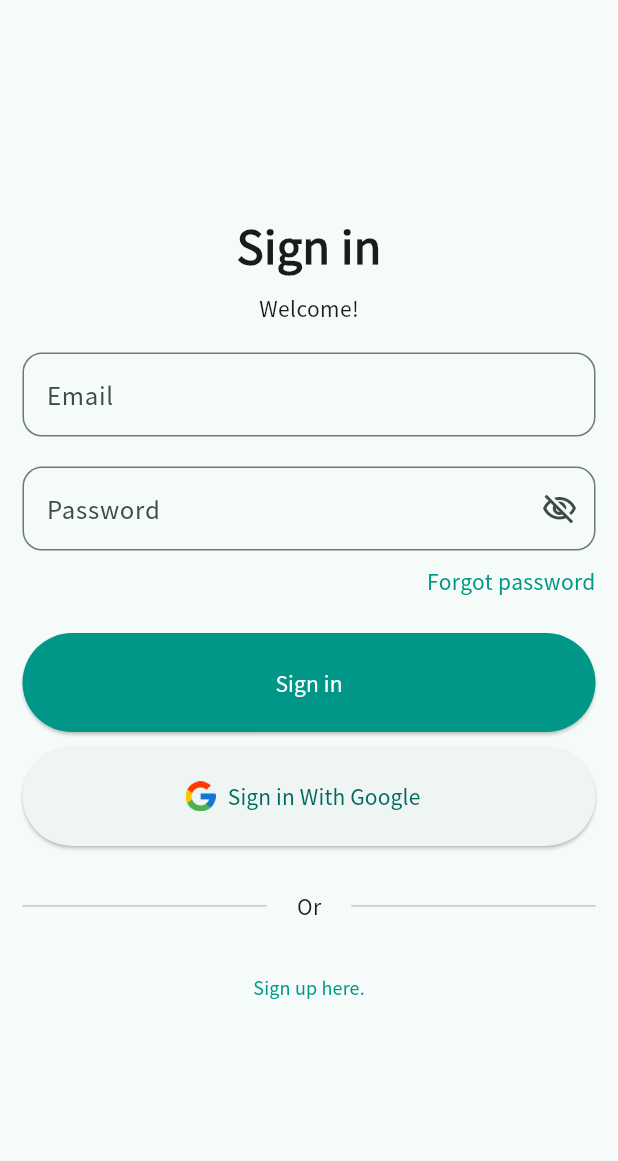
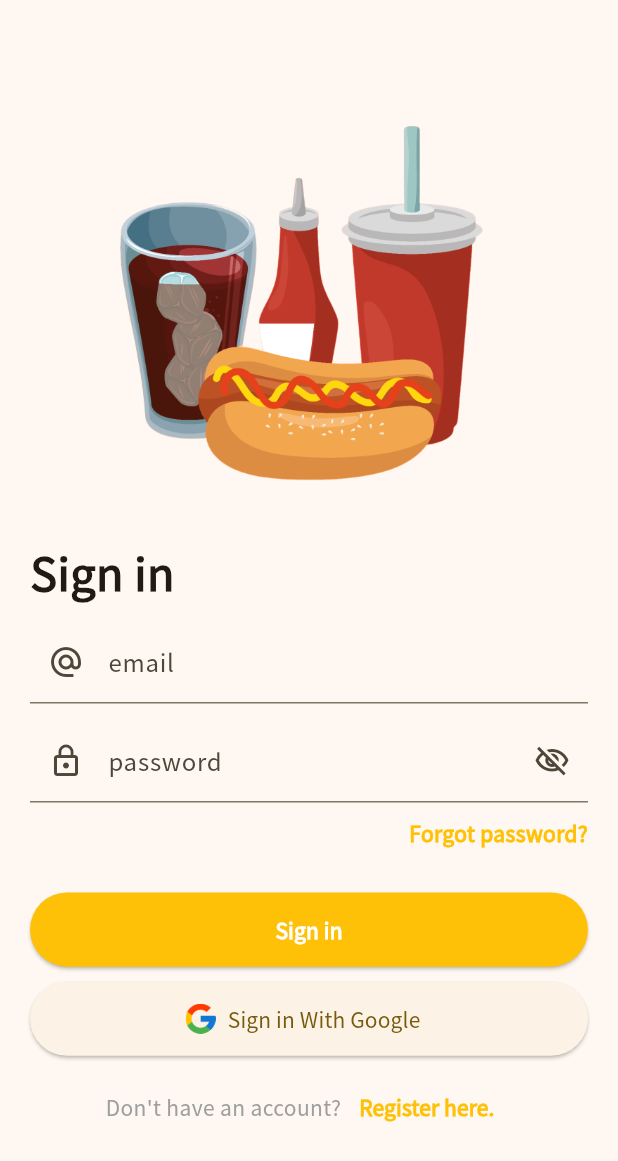
Before and after one commit to dna2121/flutter-firebase-auth, a Flutter app: the screen it shows after launch, on a phone screen of 412 x 824 dp. Shown: the top 1161 px of the screen. Run offline on Flutter 3.47's test engine with Material 2 defaults, Android fonts, the light colour scheme and no system bars; our stand-ins replace firebase_auth, firebase_core, get; accounts and stored records are empty.

Commit message:
update signin ui

```diff
--- a/lib/auth/views/signin_page.dart
+++ b/lib/auth/views/signin_page.dart
@@ -9,123 +9,126 @@ class SigninPage extends StatelessWidget {
     var isPasswordHidden = true.obs;
 
     return Scaffold(
-      body: Center(
-        child: SingleChildScrollView(
-          child: Padding(
-            padding: const EdgeInsets.symmetric(horizontal: 15),
-            child: SizedBox(
-              width: 500,
+      body: SingleChildScrollView(
+        child: Center(
           child: Column(
-                mainAxisAlignment: MainAxisAlignment.center,
-                crossAxisAlignment: CrossAxisAlignment.center,
             children: [
-                  const SizedBox(height: 25),
-                  const Text(
-                    "Sign in",
-                    style: TextStyle(fontSize: 30, fontWeight: FontWeight.w600),
+              const SizedBox(
+                height: 60,
+              ),
+              Image.asset('assets/images/signin.png', height: 300),
+              const Padding(
+                padding: EdgeInsets.symmetric(horizontal: 20),
+                child: Align(
+                  alignment: Alignment.centerLeft,
+                  child: Text("Sign in",
+                      style:
+                          TextStyle(fontSize: 30, fontWeight: FontWeight.w700)),
+                ),
               ),
               const SizedBox(height: 10),
-                  const Text("Welcome!"),
-                  const SizedBox(height: 20),
-                  TextFormField(
+              Padding(
+                padding: const EdgeInsets.symmetric(horizontal: 20),
+                child: TextFormField(
                   keyboardType: TextInputType.emailAddress,
-                    decoration: InputDecoration(
-                      labelText: "Email",
-                      focusedBorder: OutlineInputBorder(
-                        borderSide: const BorderSide(color: Colors.grey),
-                        borderRadius: BorderRadius.circular(13),
-                      ),
-                      border: OutlineInputBorder(
-                        borderSide: const BorderSide(color: Colors.grey),
-                        borderRadius: BorderRadius.circular(13),
+                  decoration: const InputDecoration(
+                    labelText: "email",
+                    prefixIcon: Icon(Icons.alternate_email),
                   ),
                 ),
               ),
-                  const SizedBox(height: 20),
+              const SizedBox(height: 10),
               Obx(
-                    () => TextFormField(
-                      keyboardType: TextInputType.emailAddress,
+                () => Padding(
+                  padding: const EdgeInsets.symmetric(horizontal: 20),
+                  child: TextFormField(
                     obscureText: isPasswordHidden.value,
                     decoration: InputDecoration(
-                        labelText: "Password",
+                      labelText: "password",
+                      prefixIcon: const Icon(Icons.lock_outline),
                       suffixIcon: IconButton(
                         onPressed: () {
                           isPasswordHidden.value = !isPasswordHidden.value;
                         },
                         icon: Icon(isPasswordHidden.value
                             ? Icons.visibility_off_outlined
-                                : Icons.visibility_outlined)),
-                        focusedBorder: OutlineInputBorder(
-                          borderSide: const BorderSide(color: Colors.grey),
-                          borderRadius: BorderRadius.circular(13),
+                            : Icons.visibility_outlined),
                       ),
-                        border: OutlineInputBorder(
-                          borderSide: const BorderSide(color: Colors.grey),
-                          borderRadius: BorderRadius.circular(13),
                     ),
                   ),
                 ),
               ),
               const SizedBox(height: 10),
-                  Align(
+              Padding(
+                padding: const EdgeInsets.symmetric(horizontal: 20),
+                child: Align(
                   alignment: Alignment.centerRight,
                   child: InkWell(
                     onTap: () => Get.toNamed('/forgotpassword'),
                     hoverColor: Colors.transparent,
+                    highlightColor: Colors.transparent,
+                    splashColor: Colors.transparent,
                     child: const Text(
-                        "Forgot password",
-                        style: TextStyle(color: Colors.teal),
+                      "Forgot password?",
+                      style: TextStyle(
+                          color: Colors.amber, fontWeight: FontWeight.bold),
                     ),
                   ),
                 ),
-                  const SizedBox(height: 25),
-                  ElevatedButton(
+              ),
+              const SizedBox(height: 30),
+              Padding(
+                  padding: const EdgeInsets.symmetric(horizontal: 20),
+                  child: ElevatedButton(
+                    onPressed: () {},
                     style: ElevatedButton.styleFrom(
-                      backgroundColor: Colors.teal,
-                      foregroundColor: Colors.white,
+                        backgroundColor: Colors.amber,
                         minimumSize: Size(MediaQuery.of(context).size.width * 1,
-                          MediaQuery.of(context).size.height * 0.08),
+                            MediaQuery.of(context).size.height * 0.06)),
+                    child: const Text(
+                      "Sign in",
+                      style: TextStyle(
+                          color: Colors.white, fontWeight: FontWeight.bold),
                     ),
-                    onPressed: () {},
-                    child: const Text("Sign in"),
-                  ),
+                  )),
               const SizedBox(height: 10),
-                  ElevatedButton.icon(
+              Padding(
+                padding: const EdgeInsets.symmetric(horizontal: 20),
+                child: ElevatedButton.icon(
                     style: ElevatedButton.styleFrom(
                         minimumSize: Size(MediaQuery.of(context).size.width * 1,
-                            MediaQuery.of(context).size.height * 0.08),
-                      ),
+                            MediaQuery.of(context).size.height * 0.06)),
                     onPressed: () {},
                     icon: Image.asset(
                       'assets/images/google.png',
                       height: 20,
                     ),
                     label: const Text("Sign in With Google")),
-                  const SizedBox(height: 30),
-                  const Row(
+              ),
+              const SizedBox(height: 10),
+              Row(
+                crossAxisAlignment: CrossAxisAlignment.center,
+                mainAxisAlignment: MainAxisAlignment.center,
                 children: [
-                      Expanded(child: Divider()),
-                      SizedBox(width: 20),
-                      Text("Or"),
-                      SizedBox(width: 20),
-                      Expanded(child: Divider()),
-                    ],
+                  const Text(
+                    "Don't have an account?",
+                    style: TextStyle(color: Colors.grey),
                   ),
-                  const SizedBox(height: 20),
                   TextButton(
                     onPressed: () => Get.toNamed('/signup'),
                     child: const Text(
-                      "Sign up here.",
-                      style: TextStyle(fontSize: 12, color: Colors.teal),
+                      "Register here.",
+                      style: TextStyle(
+                          color: Colors.amber, fontWeight: FontWeight.bold),
                     ),
+                  ),
+                ],
               ),
               const SizedBox(height: 25),
             ],
           ),
         ),
       ),
-        ),
-      ),
     );
   }
 }
--- a/lib/main.dart
+++ b/lib/main.dart
@@ -25,7 +25,11 @@ class MyApp extends StatelessWidget {
     return GetMaterialApp(
       debugShowCheckedModeBanner: false,
       theme: ThemeData(
-        colorScheme: ColorScheme.fromSeed(seedColor: Colors.teal),
+        appBarTheme: const AppBarTheme(backgroundColor: Colors.white),
+        colorScheme: ColorScheme.fromSeed(
+          seedColor: Colors.amber,
+          background: Colors.white,
+        ),
         useMaterial3: true,
         fontFamily: 'NotoSansJP',
       ),
```
Lines whose indentation alone changed are shown as unchanged.
